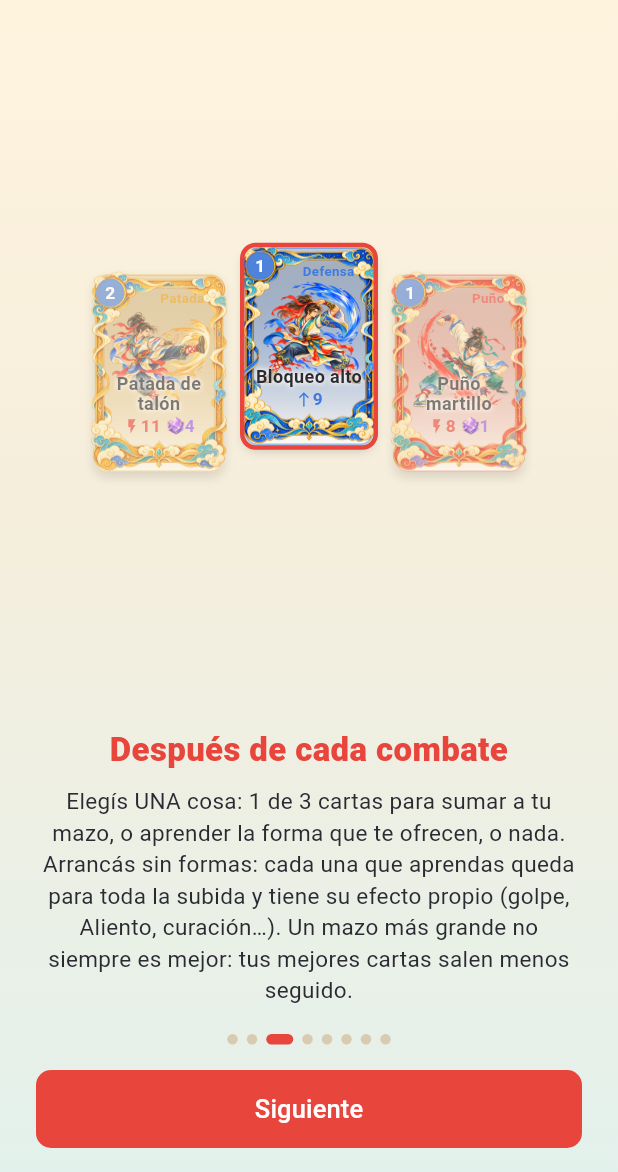
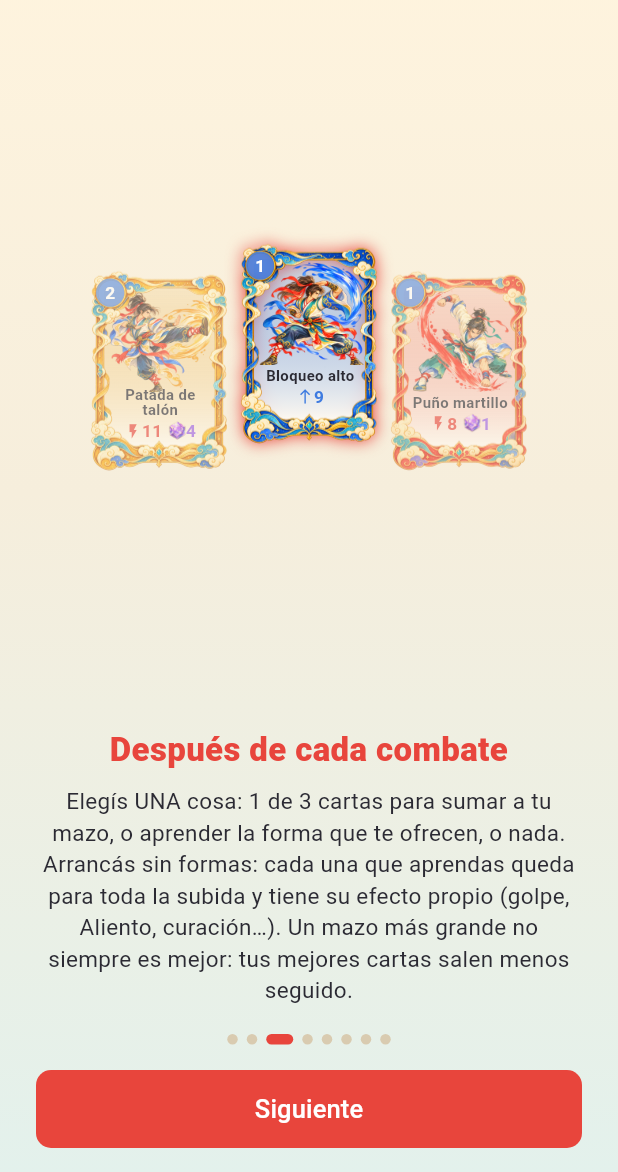
Before and after one commit to spcolonna/long-breath, a Flutter app: the ClimbLessonScreen screen opened by its route, swiped to page 3, on a phone screen of 412 x 824 dp, the part 64-1236 px from its top. Run offline on Flutter 3.47's test engine with Material 3 defaults, Android fonts, the phone set to English and light mode, and no system bars; our stand-ins replace flutter_riverpod, go_router, shared_preferences; missing offline and left inert: audio_session, flutter_soloud; accounts and stored records are empty.

Commit message:
Cartas más limpias: un solo marco, el arte llena el hueco, nombre de tamaño fijo y postura como etiqueta
La selección, la retenida y la forma se marcan con un brillo con la forma
del marco en vez de un borde rectangular. Sin texto de tipo ni pinyin: el
color del marco ya dice el tipo y el detalle muestra el pinyin.

Co-Authored-By: Claude Opus 5.5 <noreply@anthropic.com>

```diff
--- a/lib/delivery/widgets/card_widget.dart
+++ b/lib/delivery/widgets/card_widget.dart
@@ -1,3 +1,5 @@
+import 'dart:ui' show ImageFilter;
+
 import 'package:flutter/material.dart';
 import 'package:flutter_riverpod/flutter_riverpod.dart';
 
@@ -5,7 +7,6 @@ import '../../domain/combat/combat_engine.dart';
 import '../../domain/model/card_def.dart';
 import '../../domain/model/enums.dart';
 import '../../l10n/app_localizations.dart';
-import '../labels.dart';
 import '../providers.dart';
 import '../theme.dart';
 import 'game_icon.dart';
@@ -52,29 +53,26 @@ class CardWidget extends ConsumerWidget {
     final structure = p?.structure ?? def.structure;
     final guard = p?.guard ?? (def.guard > 0 ? def.guard + upgrades : 0);
 
-    // Selección, retenida o forma: un borde encima del marco pintado.
-    Color? border;
-    double borderW = 2.5;
-    List<BoxShadow> shadows = const [
-      BoxShadow(color: Color(0x33000000), blurRadius: 6, offset: Offset(0, 3)),
-    ];
-    if (advancesForm) {
-      border = Palette.gold;
-      shadows = [
-        BoxShadow(color: Palette.gold.withValues(alpha: 0.55), blurRadius: 14),
-      ];
-    }
-    if (marked) {
-      border = Palette.jade;
-      borderW = 3;
-    }
-    if (selected) {
-      border = Palette.lacquer;
-      borderW = 3;
-    }
+    // Selección, retenida o forma: un brillo con la forma del marco pintado
+    // (no un borde aparte, que se lee como un segundo marco).
+    Color? glow;
+    if (advancesForm) glow = Palette.gold;
+    if (marked) glow = Palette.jade;
+    if (selected) glow = Palette.lacquer;
 
-    // Medidas del marco (512×768): el círculo del costo y el hueco interior.
+    final dpr = MediaQuery.devicePixelRatioOf(context);
+    final frame = 'assets/art/cards/frame_${def.type.name}.webp';
+    final retained = p?.retained == true;
+    // Medidas del marco (512×768): el círculo del costo y el hueco interior
+    // (de 11,5% a 90,5% de ancho y de 9% a 85% de alto; abajo al centro
+    // baja el adorno hasta el 82,5%).
     final badge = 18 * s;
+    final hole = EdgeInsets.fromLTRB(
+      width * 0.115,
+      h * 0.09,
+      width * 0.095,
+      h * 0.15,
+    );
     return AnimatedOpacity(
       duration: const Duration(milliseconds: 200),
       opacity: playable ? 1 : 0.5,
@@ -83,20 +81,68 @@ class CardWidget extends ConsumerWidget {
         height: h,
         child: Stack(
           children: [
-            // Papel teñido del tipo, dentro del marco.
+            if (glow != null)
               Positioned.fill(
-              child: Padding(
-                padding: EdgeInsets.all(width * 0.035),
+                child: IgnorePointer(
+                  child: ImageFiltered(
+                    imageFilter: ImageFilter.blur(sigmaX: 5 * s, sigmaY: 5 * s),
+                    child: Image.asset(
+                      frame,
+                      fit: BoxFit.fill,
+                      color: glow,
+                      colorBlendMode: BlendMode.srcIn,
+                      cacheWidth: (width * dpr).ceil(),
+                      errorBuilder: (_, _, _) => const SizedBox(),
+                    ),
+                  ),
+                ),
+              ),
+            // Papel teñido del tipo, solo en el hueco (asoma un poco bajo el
+            // marco para que no queden rendijas).
+            Positioned(
+              left: hole.left - width * 0.015,
+              right: hole.right - width * 0.015,
+              top: hole.top - h * 0.01,
+              bottom: hole.bottom - h * 0.01,
               child: DecoratedBox(
                 decoration: BoxDecoration(
-                    color: Palette.surface,
-                    borderRadius: BorderRadius.circular(8 * s),
-                    border: Border.all(color: color.withValues(alpha: 0.5)),
-                    boxShadow: shadows,
+                  borderRadius: BorderRadius.circular(4 * s),
                   gradient: LinearGradient(
                     begin: Alignment.topCenter,
                     end: Alignment.bottomCenter,
-                      colors: [color.withValues(alpha: 0.22), Palette.surface],
+                    colors: [color.withValues(alpha: 0.2), Palette.surface],
+                  ),
+                ),
+              ),
+            ),
+            // La ilustración ocupa el hueco de punta a punta; sin ella, el
+            // hanzi de marca de agua.
+            Positioned(
+              left: hole.left,
+              right: hole.right,
+              top: hole.top,
+              bottom: h * 0.41,
+              child: ClipRect(
+                child: art
+                    ? Image.asset(
+                        'assets/art/cards/${def.id}.webp',
+                        fit: BoxFit.cover,
+                        alignment: Alignment.topCenter,
+                        cacheWidth: (width * dpr).ceil(),
+                        filterQuality: FilterQuality.medium,
+                        errorBuilder: (_, _, _) => const SizedBox(),
+                      )
+                    : Padding(
+                        padding: EdgeInsets.all(4 * s),
+                        child: FittedBox(
+                          child: Text(
+                            def.hanzi,
+                            style: TextStyle(
+                              fontSize: 40 * s,
+                              height: 1,
+                              color: color.withValues(alpha: 0.2),
+                              fontWeight: FontWeight.w700,
+                            ),
                           ),
                         ),
                       ),
@@ -105,10 +151,9 @@ class CardWidget extends ConsumerWidget {
             Positioned.fill(
               child: IgnorePointer(
                 child: Image.asset(
-                  'assets/art/cards/frame_${def.type.name}.webp',
+                  frame,
                   fit: BoxFit.fill,
-                  cacheWidth: (width * MediaQuery.devicePixelRatioOf(context))
-                      .ceil(),
+                  cacheWidth: (width * dpr).ceil(),
                   filterQuality: FilterQuality.medium,
                   errorBuilder: (_, _, _) => const SizedBox(),
                 ),
@@ -125,162 +170,91 @@ class CardWidget extends ConsumerWidget {
                 scale: s,
               ),
             ),
+            // El tipo ya lo dice el color del marco: arriba a la derecha van
+            // solo la carta retenida, la postura a la que lleva y el aviso de
+            // que corta una forma.
+            if (retained || def.stance != null || interruptsForm)
               Positioned(
-              left: width * 0.3,
-              right: width * 0.17,
-              top: h * 0.095,
-              child: Text(
-                p?.retained == true ? t.retainedTag : t.typeLabel(def.type),
-                textAlign: TextAlign.right,
-                maxLines: 1,
-                overflow: TextOverflow.clip,
-                style: TextStyle(
-                  fontSize: 8.5 * s,
-                  color: p?.retained == true ? Palette.jade : color,
-                  fontWeight: p?.retained == true
-                      ? FontWeight.w800
-                      : FontWeight.w700,
+                right: hole.right + 2 * s,
+                top: hole.top + 2 * s,
+                child: Column(
+                  crossAxisAlignment: CrossAxisAlignment.end,
+                  children: [
+                    if (retained) _Tag(t.retainedTag, Palette.jade, scale: s),
+                    if (def.stance != null)
+                      Padding(
+                        padding: EdgeInsets.only(top: retained ? 2 * s : 0),
+                        child: _Tag(
+                          '→ ${text.stance(def.stance!)}',
+                          Palette.textDim,
+                          scale: s,
                         ),
                       ),
-            ),
-            Positioned(
-              left: width * 0.11,
-              right: width * 0.11,
-              top: h * 0.185,
-              bottom: h * 0.2,
-              child: Column(
-                crossAxisAlignment: CrossAxisAlignment.stretch,
-                children: [
-                  // Nombre traducido como título. Detrás, la ilustración del
-                  // movimiento (y el nombre baja) o el hanzi de marca de agua.
-                  Expanded(
-                    child: Stack(
-                      alignment: art
-                          ? Alignment.bottomCenter
-                          : Alignment.center,
-                      children: [
-                        Positioned.fill(
-                          child: art
-                              ? Image.asset(
-                                  'assets/art/cards/${def.id}.webp',
-                                  alignment: Alignment.topCenter,
-                                  cacheWidth:
-                                      (width *
-                                              MediaQuery.devicePixelRatioOf(
-                                                context,
-                                              ))
-                                          .ceil(),
-                                  filterQuality: FilterQuality.medium,
-                                  errorBuilder: (_, _, _) => const SizedBox(),
-                                )
-                              : FittedBox(
-                                  child: Text(
-                                    def.hanzi,
-                                    style: TextStyle(
-                                      fontSize: 40 * s,
-                                      height: 1,
-                                      color: color.withValues(alpha: 0.16),
-                                      fontWeight: FontWeight.w700,
-                                    ),
-                                  ),
-                                ),
-                        ),
-                        // Con manos grandes la carta se achica: el texto se
-                        // reduce en vez de desbordar.
-                        LayoutBuilder(
-                          builder: (context, box) => FittedBox(
-                            fit: BoxFit.scaleDown,
-                            child: SizedBox(
-                              width: box.maxWidth,
-                              child: Column(
-                                mainAxisSize: MainAxisSize.min,
-                                children: [
-                                  Text(
-                                    text.card(def.id),
-                                    textAlign: TextAlign.center,
-                                    maxLines: 3,
-                                    overflow: TextOverflow.ellipsis,
-                                    style: TextStyle(
-                                      fontSize: 11.5 * s,
-                                      fontWeight: FontWeight.w700,
-                                      height: 1.1,
-                                      color: Palette.text,
-                                      shadows: art ? _halo : null,
-                                    ),
-                                  ),
-                                  // Con ilustración no entra: el dibujo ocupa
-                                  // su lugar.
-                                  if (!art) SizedBox(height: 2 * s),
-                                  if (!art)
-                                    Text(
-                                      def.pinyin,
-                                      textAlign: TextAlign.center,
-                                      maxLines: 1,
-                                      overflow: TextOverflow.ellipsis,
-                                      style: TextStyle(
-                                        fontSize: 8 * s,
-                                        fontStyle: FontStyle.italic,
-                                        color: Palette.textDim,
-                                      ),
+                    if (interruptsForm)
+                      Icon(
+                        Icons.warning_amber_rounded,
+                        size: 16 * s,
+                        color: Palette.lacquer,
                       ),
                   ],
                 ),
               ),
-                          ),
+            // Nombre y números al pie, sobre el papel, por encima del adorno.
+            // El nombre tiene tamaño fijo (hasta dos líneas) para que todas
+            // las cartas se lean igual; la línea de números se achica si no
+            // entra.
+            Positioned(
+              left: hole.left + 2 * s,
+              right: hole.right + 2 * s,
+              top: h * 0.57,
+              bottom: h * 0.175,
+              // Por las dudas (fuentes más altas), se achica en vez de
+              // desbordar.
+              child: FittedBox(
+                fit: BoxFit.scaleDown,
+                child: SizedBox(
+                  width: width - hole.horizontal - 4 * s,
+                  child: Column(
+                    mainAxisSize: MainAxisSize.min,
+                    children: [
+                      Text.rich(
+                        TextSpan(
+                          text: text.card(def.id),
+                          children: [
+                            if (upgrades > 0)
+                              TextSpan(
+                                text: ' +$upgrades',
+                                style: const TextStyle(color: Palette.gold),
                               ),
                           ],
                         ),
+                        textAlign: TextAlign.center,
+                        maxLines: 2,
+                        overflow: TextOverflow.ellipsis,
+                        style: TextStyle(
+                          fontSize: 9.5 * s,
+                          fontWeight: FontWeight.w700,
+                          height: 1,
+                          color: Palette.text,
                         ),
-                  SizedBox(height: 2 * s),
-                  _Stats(
+                      ),
+                      SizedBox(height: 1.5 * s),
+                      FittedBox(
+                        fit: BoxFit.scaleDown,
+                        child: _Stats(
                           damage: damage,
                           structure: structure,
                           guard: guard,
                           height: def.height,
                           scale: s,
-                    damageDelta: (p?.stanceDamage ?? 0) + (p?.styleDamage ?? 0),
+                          damageDelta:
+                              (p?.stanceDamage ?? 0) + (p?.styleDamage ?? 0),
                           structureDelta: p?.stanceStructure ?? 0,
                           guardDelta: p?.stanceGuard ?? 0,
-                  ),
-                  if (def.stance != null || def.exhaust || upgrades > 0)
-                    Padding(
-                      padding: EdgeInsets.only(top: 1 * s),
-                      child: Text(
-                        [
-                          if (def.stance != null)
-                            '→ ${text.stance(def.stance!)}',
-                          if (def.exhaust) t.effExhaust,
-                          if (upgrades > 0) '+$upgrades',
-                        ].join(' · '),
-                        textAlign: TextAlign.center,
-                        maxLines: 1,
-                        overflow: TextOverflow.ellipsis,
-                        style: TextStyle(
-                          fontSize: 7.5 * s,
-                          color: Palette.textDim,
-                        ),
+                          exhaust: def.exhaust,
                         ),
                       ),
                     ],
-              ),
-            ),
-            if (interruptsForm)
-              Positioned(
-                right: width * 0.1,
-                top: h * 0.17,
-                child: Icon(
-                  Icons.warning_amber_rounded,
-                  size: 16 * s,
-                  color: Palette.lacquer,
-                ),
-              ),
-            if (border != null)
-              Positioned.fill(
-                child: IgnorePointer(
-                  child: DecoratedBox(
-                    decoration: BoxDecoration(
-                      borderRadius: BorderRadius.circular(10 * s),
-                      border: Border.all(color: border, width: borderW),
                   ),
                 ),
               ),
@@ -292,11 +266,34 @@ class CardWidget extends ConsumerWidget {
   }
 }
 
-/// Halo de papel para que el nombre se lea encima de la ilustración.
-const _halo = [
-  Shadow(color: Palette.surface, blurRadius: 3),
-  Shadow(color: Palette.surface, blurRadius: 6),
-];
+/// Etiqueta chica de papel (carta retenida).
+class _Tag extends StatelessWidget {
+  const _Tag(this.label, this.color, {required this.scale});
+
+  final String label;
+  final Color color;
+  final double scale;
+
+  @override
+  Widget build(BuildContext context) {
+    return Container(
+      padding: EdgeInsets.symmetric(horizontal: 4 * scale, vertical: scale),
+      decoration: BoxDecoration(
+        color: Palette.surface.withValues(alpha: 0.9),
+        borderRadius: BorderRadius.circular(6 * scale),
+        border: Border.all(color: color.withValues(alpha: 0.6)),
+      ),
+      child: Text(
+        label,
+        style: TextStyle(
+          fontSize: 7.5 * scale,
+          fontWeight: FontWeight.w800,
+          color: color,
+        ),
+      ),
+    );
+  }
+}
 
 /// Los números van centrados por su caja, sin el aire de arriba y abajo
 /// que la fuente deja por defecto (si no, se ven corridos en los círculos).
@@ -369,6 +366,7 @@ class _Stats extends StatelessWidget {
     this.damageDelta = 0,
     this.structureDelta = 0,
     this.guardDelta = 0,
+    this.exhaust = false,
   });
 
   final int damage;
@@ -379,6 +377,9 @@ class _Stats extends StatelessWidget {
   final int damageDelta;
   final int structureDelta;
   final int guardDelta;
+
+  /// Se quema al jugarla.
+  final bool exhaust;
 
   @override
   Widget build(BuildContext context) {
@@ -394,11 +395,24 @@ class _Stats extends StatelessWidget {
         ),
       if (guard > 0) _stat(heightIcon(height), guard, guardDelta, Palette.sky),
     ];
-    if (items.isEmpty) return SizedBox(height: 14 * scale);
-    return Wrap(
-      alignment: WrapAlignment.center,
-      spacing: 4 * scale,
-      children: items,
+    return Row(
+      mainAxisSize: MainAxisSize.min,
+      children: [
+        for (var i = 0; i < items.length; i++) ...[
+          if (i > 0) SizedBox(width: 4 * scale),
+          items[i],
+        ],
+        if (exhaust)
+          Padding(
+            padding: EdgeInsets.only(left: 2 * scale),
+            child: Icon(
+              Icons.local_fire_department,
+              size: 10 * scale,
+              color: Palette.lacquer,
+            ),
+          ),
+        if (items.isEmpty && !exhaust) SizedBox(height: 11 * scale),
+      ],
     );
   }
 
```
Lines whose indentation alone changed are shown as unchanged.
